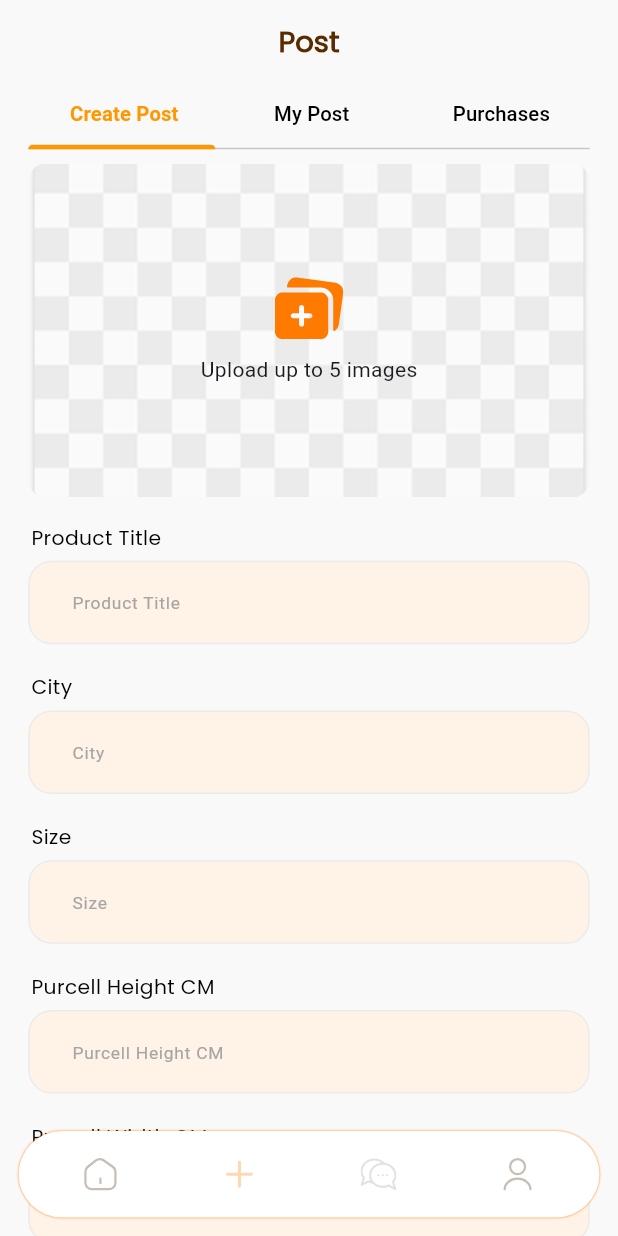
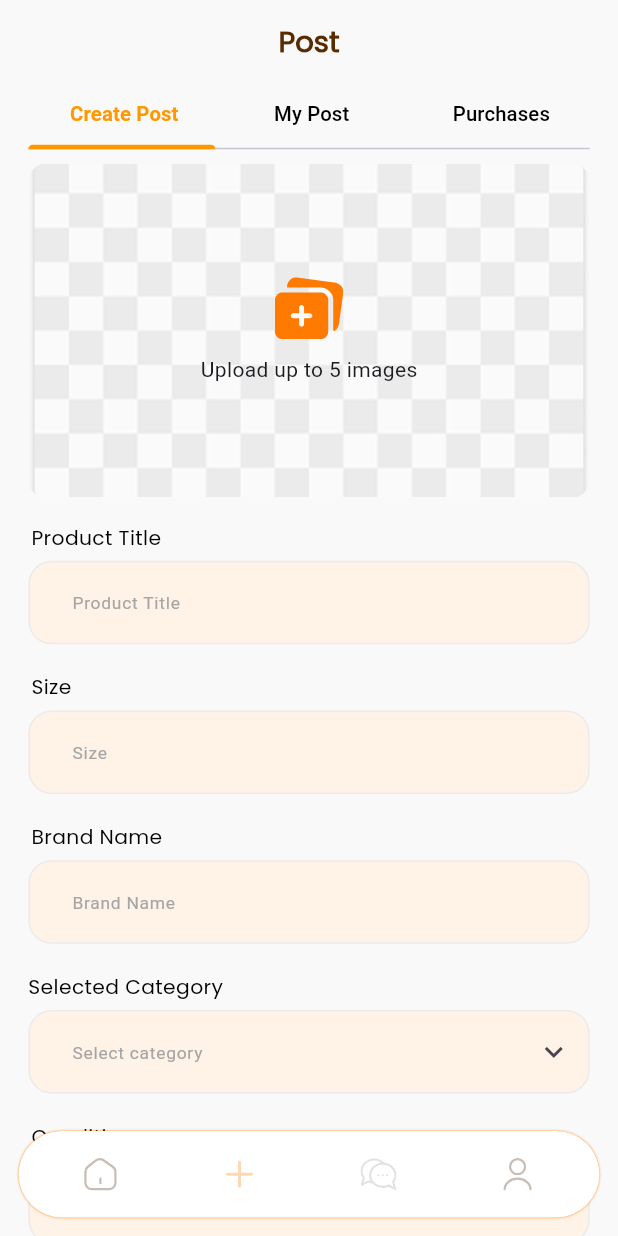
Before and after one commit to sagorahamed1/e-commerce-app, a Flutter app: the BottomNavBar screen opened directly, item 2 of the bottom bar chosen, on a phone screen of 412 x 824 dp. Run offline on Flutter 3.47's test engine with Material 3 defaults, Android fonts, the phone set to English and light mode, and no system bars; drawn by our look-alikes of contained_tab_bar_view; our stand-ins replace chat_bubbles, connectivity_plus, flutter_rating_bar, flutter_screenutil, flutter_staggered_animations, flutter_svg and 14 more; missing offline and left inert: mime_type; accounts and stored records are empty; network calls fail.

Commit message:
product details done

```diff
--- a/lib/controller/product_controller.dart
+++ b/lib/controller/product_controller.dart
@@ -3,6 +3,7 @@
 
 import 'package:flutter/cupertino.dart';
 import 'package:get/get.dart';
+import 'package:petattix/core/config/app_route.dart';
 
 import '../helper/toast_message_helper.dart';
 import '../model/category_model.dart';
@@ -18,24 +19,24 @@
   addProduct(
       {required String productName,
       category,
-      quantity,
+      // quantity,
       brand,
       condition,
       phurcasingPrice,
       sellingPrice,
       description,
       size,
-      height,
-      width,
-      length,
-      weight,
-      city,
-      postalCode,
-      countryCode,
-      countryId,
-      addressLine1,
-      addressLine2,
-      country,
+      // height,
+      // width,
+      // length,
+      // weight,
+      // city,
+      // postalCode,
+      // countryCode,
+      // countryId,
+      // addressLine1,
+      // addressLine2,
+      // country,
       required bool negotiable,
       required List<File> images}) async {
     productAddLoading(true);
@@ -51,32 +52,31 @@
       "selling_price": "$sellingPrice",
       "phurcasing_price": "$phurcasingPrice",
       "category": "$category",
-      "quantity": "$quantity",
+      "quantity": "1",
       "description": "$description",
       "condition": "$condition",
       "brand": "$brand",
       "is_negotiable": "$negotiable",
       "size": "$size",
-      "height": "$height",
-      "width": "$width",
-      "length": "$length",
-      "weight": "$weight",
-      "city": "$city",
-      "postal_code": "$postalCode",
-      "country_id": "$countryId",
-      "country_code": "$countryCode",
-      "address_line_1": "$addressLine1",
-      "address_line_2": "$addressLine2",
-      "is_address_residential": "true",
-      "country": "$country"
+      // "height": "$height",
+      // "width": "$width",
+      // "length": "$length",
+      // "weight": "$weight",
+      // "city": "$city",
+      // "postal_code": "$postalCode",
+      // "country_id": "$countryId",
+      // "country_code": "$countryCode",
+      // "address_line_1": "$addressLine1",
+      // "address_line_2": "$addressLine2",
+      // "is_address_residential": "true",
+      // "country": "$country"
     };
 
     final response = await ApiClient.postMultipartData(
         ApiConstants.product, body,
         multipartBody: photoList);
 
-    print(
-        "========================================================================= ${response.body}");
+    print("========================================================================= ${response.body}");
 
     if (response.statusCode == 200 || response.statusCode == 201) {
       productAddLoading(false);
@@ -184,7 +184,7 @@
 
   RxBool sendOfferLoading = false.obs;
 
-  sendOffer({required String id, price}) async {
+  sendOffer({required String id, price, required BuildContext context}) async {
     sendOfferLoading(true);
 
     var body = {
@@ -197,6 +197,7 @@
     if (response.statusCode == 200) {
       sendOfferLoading(false);
     } else {
+      ToastMessageHelper.showToastMessage(context, "${response.body["message"]}");
       sendOfferLoading(false);
     }
   }
@@ -217,6 +218,7 @@
     await ApiClient.postData("${ApiConstants.offerAccept}/${id??""}/${status??""}", jsonEncode(body));
 
     if (response.statusCode == 200) {
+
       acceptOrCancelLoading(false);
     } else {
       acceptOrCancelLoading(false);
--- a/lib/model/category_model.dart
+++ b/lib/model/category_model.dart
@@ -3,19 +3,23 @@
 class CategoryModel {
   final int? id;
   final String? name;
+  final String? image;
 
   CategoryModel({
     this.id,
-    this.name
+    this.name,
+    this.image
   });
 
   factory CategoryModel.fromJson(Map<String, dynamic> json) => CategoryModel(
     id: json["id"],
-    name: json["name"]
+    name: json["name"],
+    image: json["image"],
   );
 
   Map<String, dynamic> toJson() => {
     "id": id,
-    "name": name
+    "name": name,
+    "image": image
   };
 }
--- a/lib/views/screens/auth/otp/opt_screen.dart
+++ b/lib/views/screens/auth/otp/opt_screen.dart
@@ -82,7 +82,9 @@
 
                   SizedBox(height: 120.h),
 
+                  Obx(() =>
                      CustomButton(
+                       loading: authController.verifyEmailLoading.value,
                         title: "Get Verification Code",
                         onpress: () {
                           if (pinCtrl.text == "") {
@@ -96,6 +98,7 @@
                                 : authController.verifyEmail(otp: pinCtrl.text, verifyType: "forgot");
                           }
                         }),
+                  ),
                   SizedBox(height: 160.h),
                 ],
               )
--- a/lib/views/screens/home/product_details_screen.dart
+++ b/lib/views/screens/home/product_details_screen.dart
@@ -253,7 +253,7 @@
                               onpress: () {
                                 productController.sendOffer(
                                     id: productController.singleProduct.value.id.toString(),
-                                    price: productController.singleProduct.value.sellingPrice.toString());
+                                    price: productController.singleProduct.value.sellingPrice.toString(), context:  context);
                               },
                               fontSize: 12.h),
                         )),
--- a/lib/views/screens/post/edit_my_product_screent.dart
+++ b/lib/views/screens/post/edit_my_product_screent.dart
@@ -261,7 +261,7 @@
                               productName: titleCtrl.text,
                               phurcasingPrice: purchasePriceCtrl.text,
                               sellingPrice: sellingPriceCtrl.text,
-                              quantity: quantityCtrl.text,
+                              // quantity: quantityCtrl.text,
                               condition: conditionCtrl.text,
                               description: descriptionCtrl.text,
                               category: categoryCtrl.text,
--- a/lib/views/screens/post/post_screen.dart
+++ b/lib/views/screens/post/post_screen.dart
@@ -85,26 +85,24 @@
 
   TextEditingController titleCtrl = TextEditingController();
   TextEditingController conditionCtrl = TextEditingController();
-  TextEditingController usageDurationCtrl = TextEditingController();
-  TextEditingController expireDateCtrl = TextEditingController();
   TextEditingController descriptionCtrl = TextEditingController();
   TextEditingController purchasePriceCtrl = TextEditingController();
   TextEditingController sellingPriceCtrl = TextEditingController();
-  TextEditingController quantityCtrl = TextEditingController();
+  // TextEditingController quantityCtrl = TextEditingController();
   TextEditingController categoryCtrl = TextEditingController();
   TextEditingController selectedCategoryCtrl = TextEditingController();
   TextEditingController brandCtrl = TextEditingController();
-  TextEditingController heightCtrl = TextEditingController();
-  TextEditingController widthCtrl = TextEditingController();
-  TextEditingController lengthCtrl = TextEditingController();
-  TextEditingController weightCtrl = TextEditingController();
-  TextEditingController postalCodeCtrl = TextEditingController();
-  TextEditingController countryCodeCtrl = TextEditingController();
-  TextEditingController countryIdCtrl = TextEditingController();
-  TextEditingController countryTitleCtrl = TextEditingController();
-  TextEditingController addressLine1Ctrl = TextEditingController();
-  TextEditingController addressLine2Ctrl = TextEditingController();
-  TextEditingController cityCtrl = TextEditingController();
+  // TextEditingController heightCtrl = TextEditingController();
+  // TextEditingController widthCtrl = TextEditingController();
+  // TextEditingController lengthCtrl = TextEditingController();
+  // TextEditingController weightCtrl = TextEditingController();
+  // TextEditingController postalCodeCtrl = TextEditingController();
+  // TextEditingController countryCodeCtrl = TextEditingController();
+  // TextEditingController countryIdCtrl = TextEditingController();
+  // TextEditingController countryTitleCtrl = TextEditingController();
+  // TextEditingController addressLine1Ctrl = TextEditingController();
+  // TextEditingController addressLine2Ctrl = TextEditingController();
+  // TextEditingController cityCtrl = TextEditingController();
   TextEditingController sizeCtrl = TextEditingController();
 
   bool _isChecked = false;
@@ -211,118 +209,119 @@
 
 
             CustomTextField(
-                controller: cityCtrl,
-                labelText: "City",
-                hintText: "City"),
-
-
-            CustomTextField(
               keyboardType: TextInputType.number,
                 controller: sizeCtrl,
                 labelText: "Size",
                 hintText: "Size"),
 
-            CustomTextField(
-              keyboardType: TextInputType.number,
-                controller: heightCtrl,
-                labelText: "Purcell Height CM",
-                hintText: "Purcell Height CM"),
-            CustomTextField(
-              keyboardType: TextInputType.number,
-                controller: widthCtrl,
-                labelText: "Purcell Width CM",
-                hintText: "Purcell Width CM"),
-            CustomTextField(
-              keyboardType: TextInputType.number,
-                controller: lengthCtrl,
-                labelText: "Purcell Length CM",
-                hintText: "Purcell Length CM"),
-            CustomTextField(
-              keyboardType: TextInputType.number,
-                controller: weightCtrl,
-                labelText: "Purcell Weight KG",
-                hintText: "Purcell Weight KG"),
 
-
-
-
-            CustomTextField(
-              controller: countryTitleCtrl,
-              labelText: "Country",
-              hintText: "Country",
-              onTap: () {
-                productController.isListVisible.value = true;
-              },
-              onChanged: (value) {
-                productController.searchCountry(value);
-              },
-            ),
-
-            Obx(() {
-              if (!productController.isListVisible.value) {
-                return const SizedBox.shrink();
-              }
-
-              if (productController.isLoading.value) {
-                return const Center(child: CircularProgressIndicator());
-              }
-
-              return Container(
-                height: 150,
-                decoration: BoxDecoration(
-                  color: Colors.black12,
-                  border: Border.all(color: Colors.grey, width: 0.05)
-                ),
-                child: ListView.builder(
-                  itemCount: productController.filteredCountry.length,
-                  itemBuilder: (context, index) {
-                    final country = productController.filteredCountry[index];
-                    return GestureDetector(
-                      onTap: () {
-                        countryTitleCtrl.text = country.title;
-                        countryCodeCtrl.text = country.countryCode;
-                        countryIdCtrl.text = country.countryId.toString();
-                        productController.isListVisible.value = false; // close list
-                      },
-                      child: Padding(
-                        padding: const EdgeInsets.all(8.0),
-                        child: Text(country.title),
-                      ),
-                    );
-                  },
-                ),
-              );
-            }),
-
-
-            CustomTextField(
-                controller: addressLine1Ctrl,
-                labelText: "Address line 1",
-                hintText: "Address line 1"),
-
-
-
-            CustomTextField(
-                controller: addressLine2Ctrl,
-                labelText: "Address line 2",
-                hintText: "Address line 2"),
-
-
-            CustomTextField(
-              keyboardType: TextInputType.number,
-                controller: postalCodeCtrl,
-                labelText: "Postal Code",
-                hintText: "Postal Code"),
+            // CustomTextField(
+            //     controller: cityCtrl,
+            //     labelText: "City",
+            //     hintText: "City"),
+            //
+            //
+            // CustomTextField(
+            //   keyboardType: TextInputType.number,
+            //     controller: heightCtrl,
+            //     labelText: "Purcell Height CM",
+            //     hintText: "Purcell Height CM"),
+            // CustomTextField(
+            //   keyboardType: TextInputType.number,
+            //     controller: widthCtrl,
+            //     labelText: "Purcell Width CM",
+            //     hintText: "Purcell Width CM"),
+            // CustomTextField(
+            //   keyboardType: TextInputType.number,
+            //     controller: lengthCtrl,
+            //     labelText: "Purcell Length CM",
+            //     hintText: "Purcell Length CM"),
+            // CustomTextField(
+            //   keyboardType: TextInputType.number,
+            //     controller: weightCtrl,
+            //     labelText: "Purcell Weight KG",
+            //     hintText: "Purcell Weight KG"),
+            //
+            //
+            //
+            //
+            // CustomTextField(
+            //   controller: countryTitleCtrl,
+            //   labelText: "Country",
+            //   hintText: "Country",
+            //   onTap: () {
+            //     productController.isListVisible.value = true;
+            //   },
+            //   onChanged: (value) {
+            //     productController.searchCountry(value);
+            //   },
+            // ),
+            //
+            // Obx(() {
+            //   if (!productController.isListVisible.value) {
+            //     return const SizedBox.shrink();
+            //   }
+            //
+            //   if (productController.isLoading.value) {
+            //     return const Center(child: CircularProgressIndicator());
+            //   }
+            //
+            //   return Container(
+            //     height: 150,
+            //     decoration: BoxDecoration(
+            //       color: Colors.black12,
+            //       border: Border.all(color: Colors.grey, width: 0.05)
+            //     ),
+            //     child: ListView.builder(
+            //       itemCount: productController.filteredCountry.length,
+            //       itemBuilder: (context, index) {
+            //         final country = productController.filteredCountry[index];
+            //         return GestureDetector(
+            //           onTap: () {
+            //             countryTitleCtrl.text = country.title;
+            //             countryCodeCtrl.text = country.countryCode;
+            //             countryIdCtrl.text = country.countryId.toString();
+            //             productController.isListVisible.value = false; // close list
+            //           },
+            //           child: Padding(
+            //             padding: const EdgeInsets.all(8.0),
+            //             child: Text(country.title),
+            //           ),
+            //         );
+            //       },
+            //     ),
+            //   );
+            // }),
+            //
+            //
+            // CustomTextField(
+            //     controller: addressLine1Ctrl,
+            //     labelText: "Address line 1",
+            //     hintText: "Address line 1"),
+            //
+            //
+            //
+            // CustomTextField(
+            //     controller: addressLine2Ctrl,
+            //     labelText: "Address line 2",
+            //     hintText: "Address line 2"),
+            //
+            //
+            // CustomTextField(
+            //   keyboardType: TextInputType.number,
+            //     controller: postalCodeCtrl,
+            //     labelText: "Postal Code",
+            //     hintText: "Postal Code"),
 
             CustomTextField(
                 controller: brandCtrl,
                 labelText: "Brand Name",
                 hintText: "Brand Name"),
-            CustomTextField(
-                controller: quantityCtrl,
-                keyboardType: TextInputType.number,
-                labelText: "Quantity",
-                hintText: "Quantity"),
+            // CustomTextField(
+            //     controller: quantityCtrl,
+            //     keyboardType: TextInputType.number,
+            //     labelText: "Quantity",
+            //     hintText: "Quantity"),
             Align(
                 alignment: Alignment.centerLeft,
                 child: CustomText(
@@ -409,24 +408,24 @@
                           productName: titleCtrl.text,
                           phurcasingPrice: purchasePriceCtrl.text,
                           sellingPrice: sellingPriceCtrl.text,
-                          quantity: quantityCtrl.text,
+                          // quantity: quantityCtrl.text,
                           condition: conditionCtrl.text,
                           description: descriptionCtrl.text,
                           category: categoryCtrl.text,
                           negotiable: _isChecked,
                           brand: brandCtrl.text,
-                          height: heightCtrl.text,
-                          width: widthCtrl.text,
                           size: sizeCtrl.text,
-                          city: cityCtrl.text,
-                          countryCode: countryCodeCtrl.text,
-                          length: lengthCtrl.text,
-                          countryId: countryIdCtrl.text,
-                          postalCode: postalCodeCtrl.text,
-                          weight: widthCtrl.text,
-                          addressLine1: addressLine1Ctrl.text,
-                          addressLine2: addressLine2Ctrl.text,
-                          country: countryTitleCtrl.text,
+                          // city: cityCtrl.text,
+                          // height: heightCtrl.text,
+                          // width: widthCtrl.text,
+                          // countryCode: countryCodeCtrl.text,
+                          // length: lengthCtrl.text,
+                          // countryId: countryIdCtrl.text,
+                          // postalCode: postalCodeCtrl.text,
+                          // weight: widthCtrl.text,
+                          // addressLine1: addressLine1Ctrl.text,
+                          // addressLine2: addressLine2Ctrl.text,
+                          // country: countryTitleCtrl.text,
                           images: _images);
                     } else {
                       ToastMessageHelper.showToastMessage(
--- a/lib/views/widgets/custom_button.dart
+++ b/lib/views/widgets/custom_button.dart
@@ -72,10 +72,10 @@
 
             loaderIgnore ? const SizedBox() :  loading  ?
                 SizedBox(
-                    height: 25.h,
+                    height: 40.h,
                     width: 25.w,
                     child: Assets.lottie.loading.lottie(fit: BoxFit.cover)
-                ) :  SizedBox(width: 25.w)
+                ) :  SizedBox(width: 20.w)
           ],
         ),
       ),
--- a/lib/views/widgets/custom_product_card.dart
+++ b/lib/views/widgets/custom_product_card.dart
@@ -108,6 +108,7 @@
                                 SizedBox(
                                   width: 130.w,
                                   child: CustomText(
+                                    textAlign: TextAlign.start,
                                       text: "$address",
                                       fontSize: 12.h,
                                       color: Colors.black),
--- a/lib/views/widgets/no_data_found_card.dart
+++ b/lib/views/widgets/no_data_found_card.dart
@@ -3,7 +3,8 @@
 import 'package:petattix/global/custom_assets/assets.gen.dart';
 
 class NoDataFoundCard extends StatelessWidget {
-  const NoDataFoundCard({super.key});
+  final double? paddingFromTop;
+  const NoDataFoundCard({super.key, this.paddingFromTop});
 
   @override
   Widget build(BuildContext context) {
@@ -11,7 +12,7 @@
       padding:  EdgeInsets.symmetric(horizontal: 0.w),
       child: Column(
         children: [
-          SizedBox(height: 150.h),
+          SizedBox(height: paddingFromTop ?? 150.h),
           Assets.images.noDataFound.image(),
         ],
       ),
```
Also changed, not shown: assets/lottie/loading.json (+1 -92 lines), lib/views/screens/home/home_screen.dart (+43 -38 lines), lib/views/screens/message/message_screen.dart (+10 -3 lines). Lines whose indentation alone changed are shown as unchanged.
